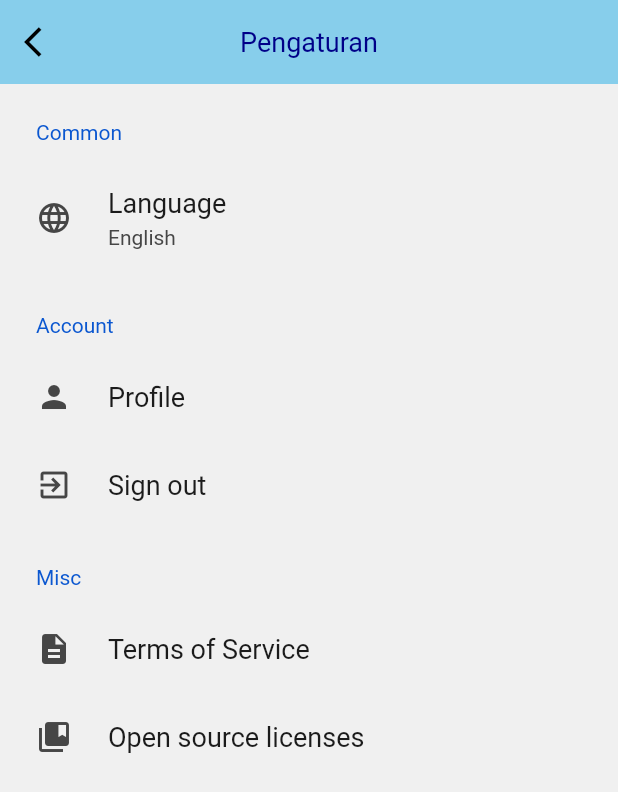
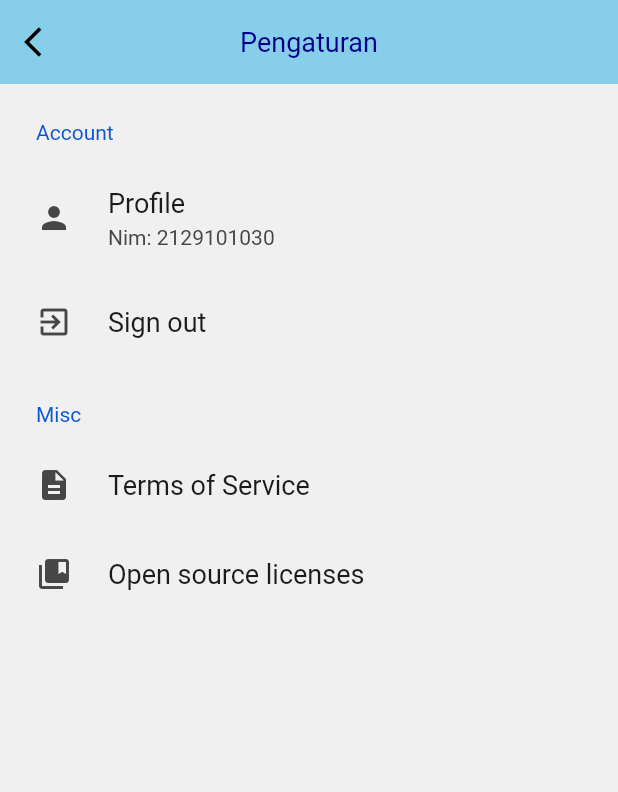
Before and after one commit to lanxic/SisKA-NG, a Flutter app: the screen it shows after launch, on a phone screen of 412 x 824 dp. Shown: the top 792 px of the screen. Run offline on Flutter 3.47's test engine with Material 2 defaults, Android fonts, the phone set to English and light mode, and no system bars; drawn by our look-alikes of settings_ui; our stand-ins replace firebase_core, flutter_custom_clippers, flutter_secure_storage, get, introduction_screen, lottie and 1 more; accounts and stored records are empty.

Commit message:
adding section list on setting

```diff
--- a/lib/app/modules/settings/views/settings_view.dart
+++ b/lib/app/modules/settings/views/settings_view.dart
@@ -27,30 +27,22 @@ class SettingsView extends GetView<SettingsController> {
         child: SettingsList(
           sections: [
             SettingsSection(
-              title: Text('Common'),
-              tiles: [
-                SettingsTile.navigation(
-                  leading: Icon(Icons.language),
-                  title: Text('Language'),
-                  value: Text('English'),
-                ),
-              ],
-            ),
-            SettingsSection(
               title: Text('Account'),
               tiles: [
                 SettingsTile(
                   title: Text('Profile'),
+                  value: Text('Nim: 2129101030'),
                   leading: Icon(Icons.person),
                   onPressed: (context) {
-                    Navigator.of(context).push(MaterialPageRoute(
-                      builder: (_) => ProfileView(),
-                    ));
+                    Get.toNamed(Routes.PROFILE);
                   },
                 ),
                 SettingsTile(
                   title: Text('Sign out'),
                   leading: Icon(Icons.exit_to_app),
+                  onPressed: (context) {
+                    Get.offAllNamed(Routes.LOGIN);
+                  },
                 ),
               ],
             ),
```
